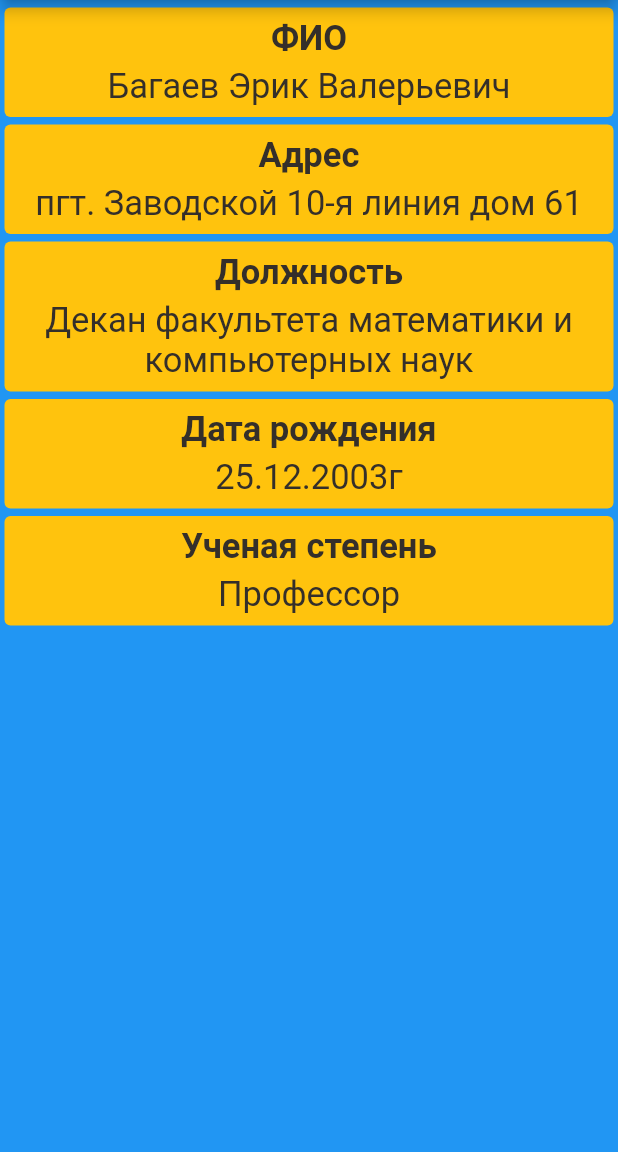
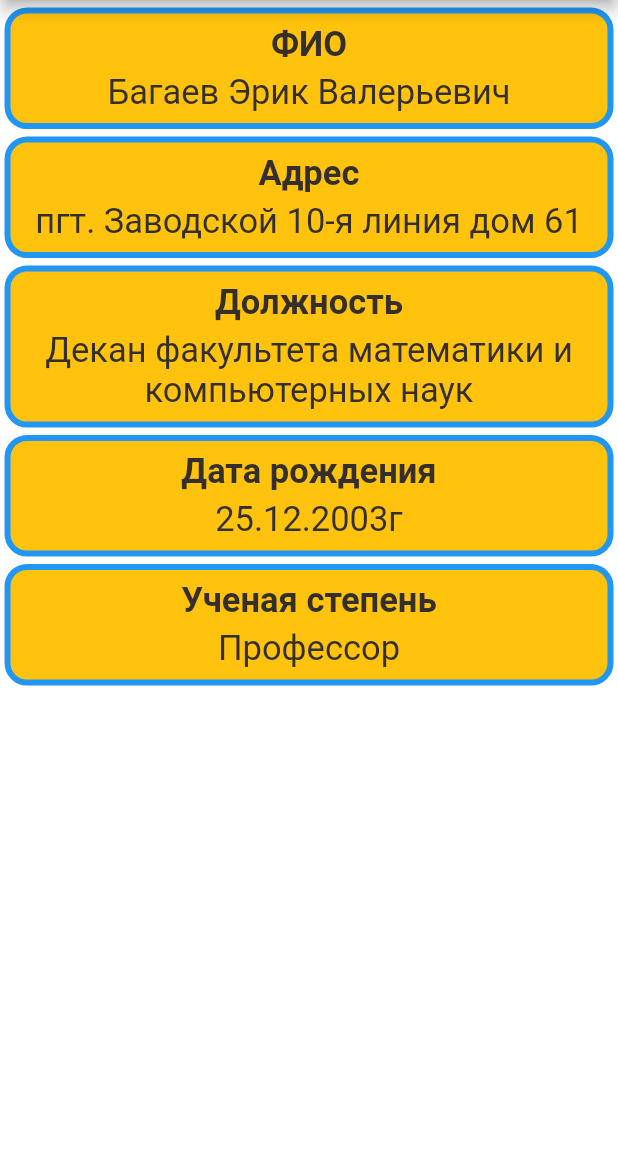
Before and after one commit to ErikBagaev1/Courswork_2, a Flutter app: the PersonDetailesWidget screen opened by its route, on a phone screen of 412 x 824 dp, the part 84-1236 px from its top. Run offline on Flutter 3.47's test engine with Material 2 defaults, Android fonts, the phone set to English and light mode, and no system bars; missing offline and left inert: dart:ffi.

Commit message:
Мелкие доработки

```diff
--- a/lib/PersonDetailes/person_detailes.dart
+++ b/lib/PersonDetailes/person_detailes.dart
@@ -25,7 +25,7 @@ class _PersonDetailesWidgetState extends State<PersonDetailesWidget> {
         )),
       ),
       body: ColoredBox(
-        color: AppColor.buttonColorBlue,
+        color: Colors.white,
         child: ListView(
           children: [PersonDetailesMainWidget()],
         ),
--- a/lib/PersonDetailes/person_detailes_main.dart
+++ b/lib/PersonDetailes/person_detailes_main.dart
@@ -16,7 +16,7 @@ class _PersonDetailesMainWidgetState extends State<PersonDetailesMainWidget> {
   @override
   Widget build(BuildContext context) {
     return Padding(
-      padding: const EdgeInsets.only(left: 3.0, right: 3),
+      padding: const EdgeInsets.only(left: 3, right: 3),
       child: Column(
         children: [
           AboutPerson(
@@ -59,7 +59,8 @@ class AboutPerson extends StatelessWidget {
         width: double.infinity,
         decoration: BoxDecoration(
           color: AppColor.mainYellow,
-          borderRadius: BorderRadius.all(Radius.circular(4)),
+          borderRadius: BorderRadius.all(Radius.circular(15)),
+          border: Border.all(color: AppColor.buttonColorBlue, width: 4),
         ),
         child: Padding(
           padding: const EdgeInsets.all(7.0),
--- a/lib/main.dart
+++ b/lib/main.dart
@@ -1,8 +1,6 @@
 import 'package:courswork_2/PersonDetailes/person_detailes.dart';
-import 'package:courswork_2/WorkersScreen/workers_screen.dart';
 import 'package:courswork_2/basic/basik_display.dart';
 import 'package:flutter/material.dart';
-
 import 'Themes/app_color.dart';
 
 void main() {
```
